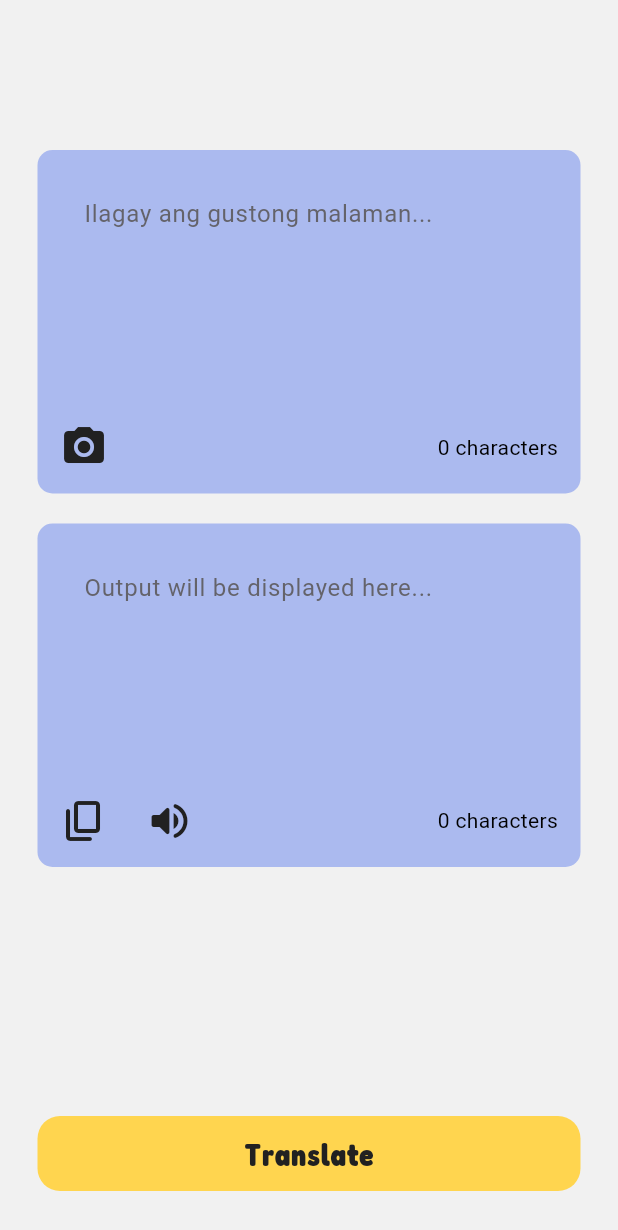
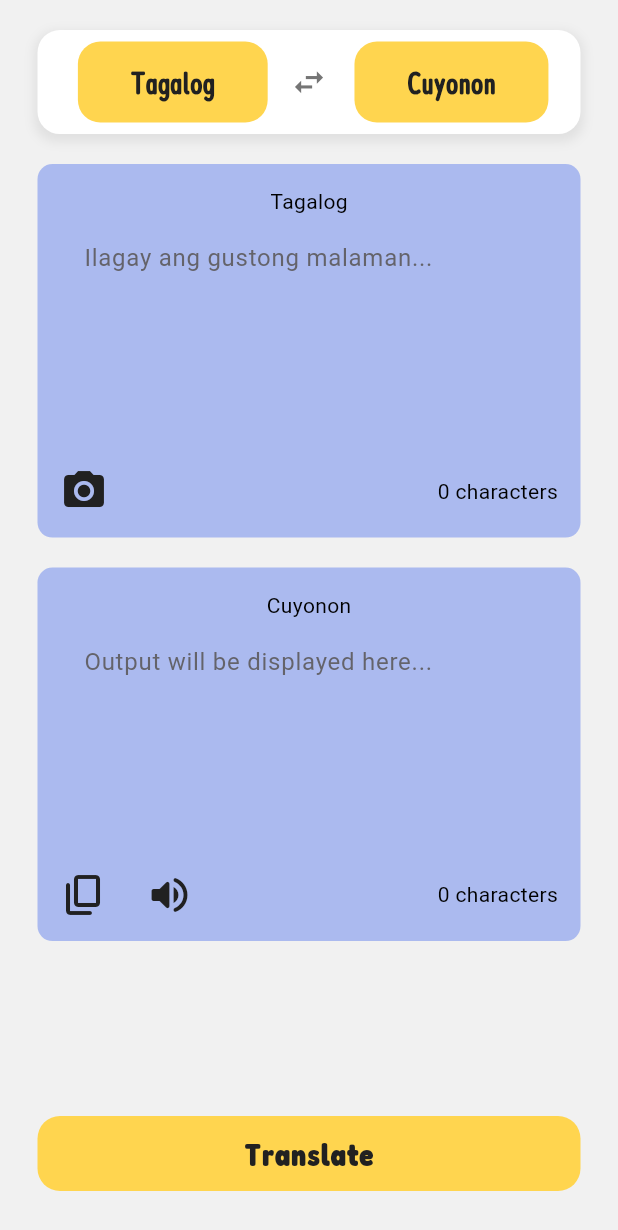
Before and after one commit to zipypie/revised_taga-cuyo, a Flutter app: the TranslatorScreen screen opened directly, on a phone screen of 412 x 824 dp. Shown: the top 1230 px of the screen. Run offline on Flutter 3.47's test engine with Material 3 defaults, Android fonts, the phone set to English and light mode, and no system bars; our stand-ins replace curved_navigation_bar, firebase_core, flutter_carousel_widget; accounts and stored records are empty.

Commit message:
language switcher and translator design

```diff
--- /dev/null
+++ b/lib/core/models/language_model.dart
@@ -0,0 +1,24 @@
+class LanguagePair {
+  String language1;
+  String language2;
+
+  // Regular constructor
+  LanguagePair({required this.language1, required this.language2});
+
+  // Factory constructor to create a LanguagePair with default values
+  factory LanguagePair.defaultPair() {
+    return LanguagePair(language1: 'Tagalog', language2: 'Cuyonon');
+  }
+
+  // Method to swap the languages
+  void swap() {
+    String temp = language1;
+    language1 = language2;
+    language2 = temp;
+  }
+
+  // Method to get the current language pair
+  List<String> getCurrentLanguages() {
+    return [language1, language2];
+  }
+}
--- /dev/null
+++ b/lib/presentation/translator/language_switcher.dart
@@ -0,0 +1,135 @@
+import 'package:flutter/material.dart';
+import 'package:taga_cuyo/core/constants/colors.dart';
+import 'package:taga_cuyo/core/constants/fonts.dart';
+import 'package:taga_cuyo/core/models/language_model.dart';
+import 'package:taga_cuyo/core/utils/screen_utils.dart';
+
+class LanguageSwitcher extends StatefulWidget {
+  final LanguagePair languagePair;
+  final VoidCallback onLanguageSwap;
+
+  const LanguageSwitcher({
+    super.key,
+    required this.languagePair,
+    required this.onLanguageSwap,
+  });
+
+  @override
+  LanguageSwitcherState createState() => LanguageSwitcherState();
+}
+
+class LanguageSwitcherState extends State<LanguageSwitcher> {
+  // Method to swap languages
+  void swapLanguages() {
+    setState(() {
+      widget.onLanguageSwap(); // Swap the languages in the parent widget
+    });
+  }
+
+  @override
+  Widget build(BuildContext context) {
+    return Center(
+      child: Container(
+        width: ScreenUtils.getScreenWidth(context),
+        height: ScreenUtils.getScreenHeight(context) * 0.1,
+        decoration: BoxDecoration(
+          color: Colors.white,
+          borderRadius: BorderRadius.circular(15),
+          boxShadow: [
+            BoxShadow(
+              color: Colors.grey.withOpacity(0.2),
+              spreadRadius: 2,
+              blurRadius: 5,
+              offset: const Offset(0, 3),
+            ),
+          ],
+        ),
+        child: Center(
+          child: Row(
+            mainAxisSize: MainAxisSize.min,
+            children: [
+              // Language 1 container with AnimatedSwitcher
+              SizedBox(
+                width: 150,
+                child: AnimatedSwitcher(
+                  duration: const Duration(
+                      milliseconds: 500), // Set animation duration
+                  transitionBuilder: (child, animation) {
+                    return SlideTransition(
+                      position: animation.drive(
+                        Tween<Offset>(begin: Offset(0, 0), end: Offset(1.5, 0)),
+                      ),
+                      child: child,
+                    );
+                  },
+                  child: Container(
+                    key: ValueKey<String>(widget.languagePair.language1),
+                    padding: const EdgeInsets.symmetric(
+                        horizontal: 35, vertical: 12),
+                    decoration: BoxDecoration(
+                      color: AppColors.primary,
+                      borderRadius: BorderRadius.circular(15),
+                    ),
+                    child: Text(
+                      widget.languagePair.language2,
+                      style: const TextStyle(
+                        color: AppColors.titleColor,
+                        fontSize: 21,
+                        fontWeight: FontWeight.bold,
+                        fontFamily: AppFonts.fcr,
+                      ),
+                    ),
+                  ),
+                ),
+              ),
+
+              // Swap Button
+              IconButton(
+                onPressed: swapLanguages,
+                icon: Icon(Icons.swap_horiz),
+                color: Colors.grey[600],
+                iconSize: 25,
+              ),
+
+              // Language 2 container with AnimatedSwitcher
+              SizedBox(
+                width: 150,
+                child: AnimatedSwitcher(
+                  duration: const Duration(
+                      milliseconds: 500), // Set animation duration
+                  transitionBuilder: (child, animation) {
+                    return SlideTransition(
+                      position: animation.drive(
+                        Tween<Offset>(
+                            begin: Offset(0, 0), end: Offset(-1.5, 0)),
+                      ),
+                      child: child,
+                    );
+                  },
+                  child: Container(
+                    key: ValueKey<String>(widget.languagePair.language2),
+                    padding: const EdgeInsets.symmetric(
+                        horizontal: 35, vertical: 12),
+                    decoration: BoxDecoration(
+                      color: AppColors.primary,
+                      borderRadius: BorderRadius.circular(15),
+                    ),
+                    child: Text(
+                      widget.languagePair.language1,
+                      style: const TextStyle(
+                        color: AppColors.titleColor,
+                        fontSize: 21,
+                        fontWeight: FontWeight.bold,
+                        fontFamily: AppFonts.fcr,
+                      ),
+                    ),
+                  ),
+                ),
+              ),
+            ],
+          ),
+        ),
+      ),
+    );
+  }
+}
--- a/lib/presentation/translator/translator_screen.dart
+++ b/lib/presentation/translator/translator_screen.dart
@@ -3,6 +3,8 @@ import 'package:taga_cuyo/core/common_widgets/button.dart';
 import 'package:taga_cuyo/core/constants/colors.dart';
 import 'package:taga_cuyo/core/utils/screen_utils.dart';
 import 'package:taga_cuyo/core/utils/string_count.dart';
+import 'package:taga_cuyo/core/models/language_model.dart';
+import 'package:taga_cuyo/presentation/translator/language_switcher.dart';
 
 class TranslatorScreen extends StatefulWidget {
   const TranslatorScreen({super.key});
@@ -14,10 +16,12 @@ class TranslatorScreen extends StatefulWidget {
 class _TranslatorScreenState extends State<TranslatorScreen> {
   final TextEditingController _inputController = TextEditingController();
   final TextEditingController _outputController = TextEditingController();
+  LanguagePair languagePair =
+      LanguagePair.defaultPair(); // Direct initialization
 
-  //count string
+  // Count string
   int _inputCount = 0;
-  final int _outputCount = 0;
+  int _outputCount = 0;
 
   @override
   void initState() {
@@ -36,6 +40,21 @@ class _TranslatorScreenState extends State<TranslatorScreen> {
     super.dispose();
   }
 
+  void _swapLanguages() {
+    setState(() {
+      languagePair.swap(); // Immediately swap the languages.
+    });
+  }
+
+  void _translateText() {
+    // Add your translation logic here, e.g., using an API or local method.
+    // For now, let's just display the input text in the output field.
+    setState(() {
+      _outputController.text = _inputController.text; // Example output
+      _outputCount = getStringCount(_outputController.text);
+    });
+  }
+
   @override
   Widget build(BuildContext context) {
     return Scaffold(
@@ -43,12 +62,17 @@ class _TranslatorScreenState extends State<TranslatorScreen> {
         child: Stack(
           children: [
             Padding(
-              padding: EdgeInsets.fromLTRB(25, 0, 25, 0),
+              padding: const EdgeInsets.fromLTRB(25, 0, 25, 0),
               child: Column(
                 children: [
-                  SizedBox(height: 100),
+                  const SizedBox(height: 20),
+                  LanguageSwitcher(
+                    languagePair: languagePair,
+                    onLanguageSwap: _swapLanguages,
+                  ),
+                  const SizedBox(height: 20),
                   _inputContainer(context),
-                  SizedBox(height: 20),
+                  const SizedBox(height: 20),
                   _outputContainer(context),
                 ],
               ),
@@ -58,7 +82,7 @@ class _TranslatorScreenState extends State<TranslatorScreen> {
               left: 25,
               right: 25,
               child: CustomButton(
-                onTab: () {},
+                onTab: _translateText, // Call the translation function
                 text: 'Translate',
               ),
             ),
@@ -68,17 +92,19 @@ class _TranslatorScreenState extends State<TranslatorScreen> {
     );
   }
 
-  // Using the utility function to get the screen width
+  // Input container
   Widget _inputContainer(BuildContext context) {
     return Container(
       width: ScreenUtils.getScreenWidth(context),
       decoration: BoxDecoration(
         color: AppColors.accentColor,
-            borderRadius: BorderRadius.circular(10)),
+        borderRadius: BorderRadius.circular(10),
+      ),
       child: Padding(
         padding: const EdgeInsets.all(15),
         child: Column(
           children: [
+            Text(languagePair.language1),
             TextField(
               controller: _inputController,
               maxLines: 5,
@@ -88,34 +114,37 @@ class _TranslatorScreenState extends State<TranslatorScreen> {
                 hintStyle: TextStyle(color: Color.fromARGB(221, 89, 86, 86)),
               ),
             ),
-              SizedBox(height: 15),
+            const SizedBox(height: 15),
             Row(
               mainAxisAlignment: MainAxisAlignment.spaceBetween,
               children: [
-                  Icon(
+                const Icon(
                   Icons.camera_alt,
                   color: AppColors.titleColor, // Set the icon color
                   size: 32.0, // Set the icon size
                 ),
-                  Text("$_inputCount characters")
-                ],
-              )
+                Text("$_inputCount characters"),
               ],
             ),
-        ));
+          ],
+        ),
+      ),
+    );
   }
 
-  // Using the utility function to get the screen width
+  // Output container
   Widget _outputContainer(BuildContext context) {
     return Container(
       width: ScreenUtils.getScreenWidth(context),
       decoration: BoxDecoration(
         color: AppColors.accentColor,
-            borderRadius: BorderRadius.circular(10)),
+        borderRadius: BorderRadius.circular(10),
+      ),
       child: Padding(
         padding: const EdgeInsets.all(15),
         child: Column(
           children: [
+            Text(languagePair.language2),
             TextField(
               controller: _outputController,
               readOnly: true,
@@ -126,12 +155,12 @@ class _TranslatorScreenState extends State<TranslatorScreen> {
                 hintStyle: TextStyle(color: Color.fromARGB(221, 89, 86, 86)),
               ),
             ),
-              SizedBox(height: 15),
+            const SizedBox(height: 15),
             Row(
               mainAxisAlignment: MainAxisAlignment.spaceBetween,
               children: [
                 Row(
-                    children: [
+                  children: const [
                     Icon(
                       Icons.copy_rounded,
                       color: AppColors.titleColor, // Set the icon color
@@ -145,11 +174,12 @@ class _TranslatorScreenState extends State<TranslatorScreen> {
                     ),
                   ],
                 ),
-                  Text("$_outputCount characters")
-                ],
-              )
+                Text("$_outputCount characters"),
               ],
             ),
-        ));
+          ],
+        ),
+      ),
+    );
   }
 }
```
Also changed, not shown: lib/app/routes/routes.dart (+5 -5 lines), lib/core/common_widgets/app_screen.dart (+5 -5 lines), lib/core/config/translate_api.dart (added, +32 -0 lines), lib/core/models/translate_model.dart (added, +29 -0 lines), lib/core/utils/Logger.dart (added, +9 -0 lines), lib/presentation/home/home_screen.dart (+4 -5 lines). Lines whose indentation alone changed are shown as unchanged.
